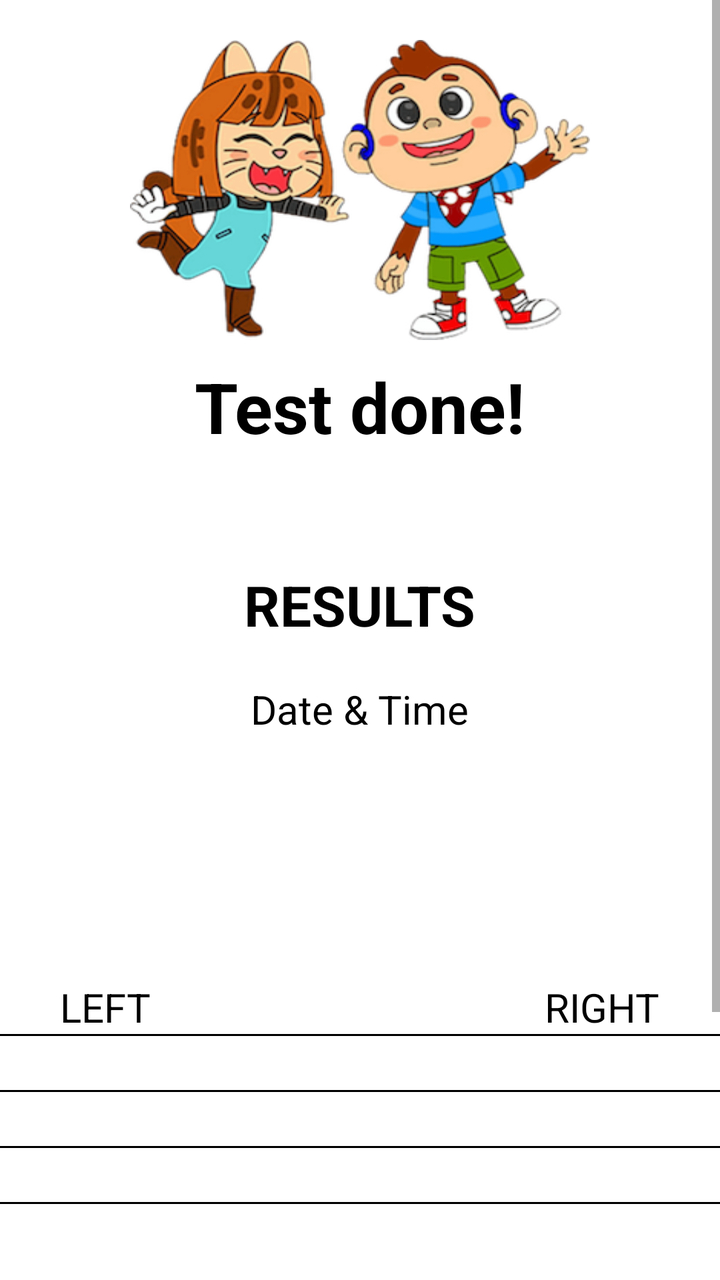
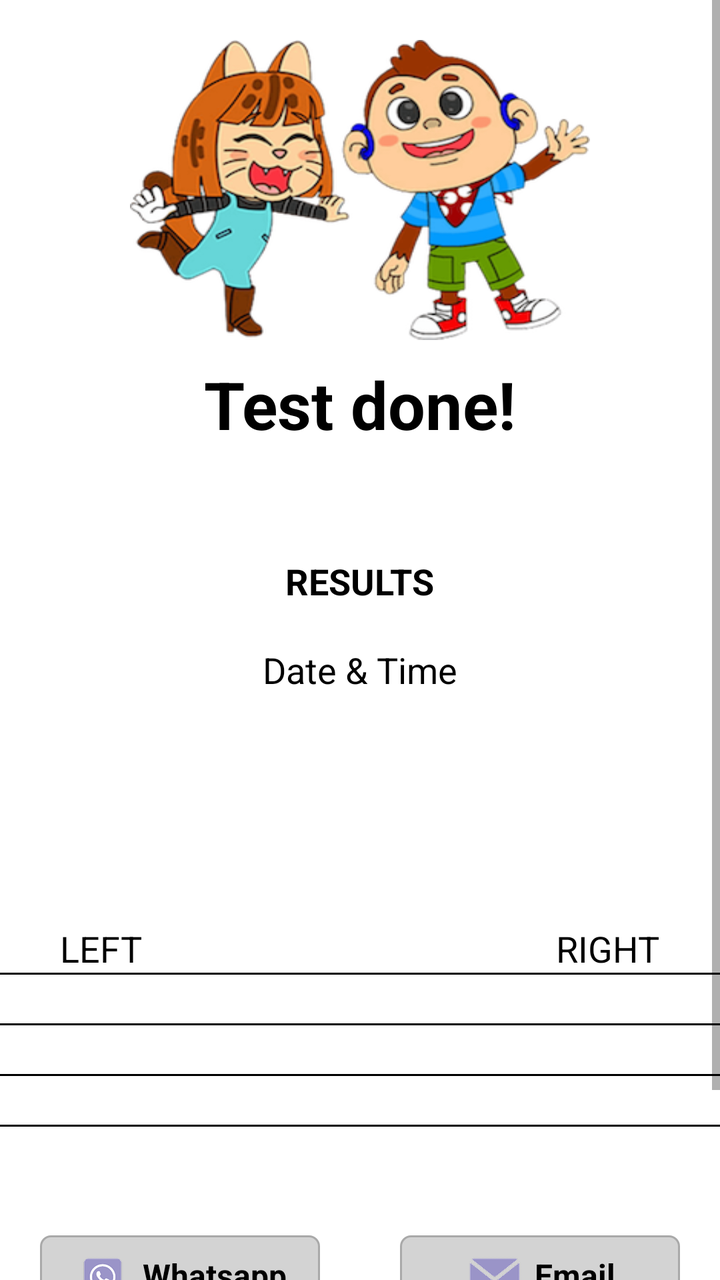

Compare the two renders of this Android layout. The source of the first and the diff that turns it into the second are given below.
<!-- AndroidManifest.xml: application theme Theme.IAhead -->
<!-- res/layout/activity_resultpage.xml -->
<?xml version="1.0" encoding="utf-8"?>
<LinearLayout xmlns:android="http://schemas.android.com/apk/res/android"
    android:layout_width="match_parent"
    android:layout_height="match_parent"
    android:orientation="vertical">

    <ScrollView
        android:layout_width="match_parent"
        android:layout_height="match_parent">

        <LinearLayout
            android:layout_width="match_parent"
            android:layout_height="match_parent"
            android:orientation="vertical">

            <ImageView
                android:id="@+id/iv_twin"
                android:layout_marginTop="20dp"
                android:layout_marginRight="40dp"
                android:layout_marginLeft="40dp"
                android:background="@drawable/twin"
                android:layout_width="230dp"
                android:layout_gravity="center_horizontal"
                android:layout_height="150dp"/>

            <TextView
                android:layout_gravity="center_horizontal"
                android:layout_marginBottom="10dp"
                android:layout_marginTop="10dp"
                android:textStyle="bold"
                android:layout_width="wrap_content"
                android:layout_height="wrap_content"
                android:text="Test done!"
                android:textSize="35dp"
                android:textColor="@color/black"/>

            <TextView
                android:id="@+id/tv_id"
                android:layout_gravity="center_horizontal"
                android:layout_marginBottom="10dp"
                android:textStyle="bold"
                android:layout_width="wrap_content"
                android:layout_height="wrap_content"
                android:textSize="20dp"
                android:textColor="@color/black"/>

            <TextView
                android:layout_gravity="center_horizontal"
                android:layout_marginBottom="10dp"
                android:layout_marginTop="10dp"
                android:textStyle="bold"
                android:layout_width="wrap_content"
                android:layout_height="wrap_content"
                android:text="RESULTS"
                android:textSize="28dp"
                android:textColor="@color/black"/>

            <TextView
                android:layout_gravity="center_horizontal"
                android:layout_marginTop="10dp"
                android:layout_width="wrap_content"
                android:layout_height="wrap_content"
                android:text="Date &amp; Time"
                android:textSize="20dp"
                android:textColor="@color/black"/>

            <TextView
                android:id="@+id/tv_date"
                android:layout_gravity="center_horizontal"
                android:layout_marginTop="10dp"
                android:layout_width="wrap_content"
                android:layout_height="wrap_content"
                android:text=""
                android:textSize="23dp"
                android:textColor="@color/black"/>

            <TextView
                android:visibility="gone"
                android:layout_gravity="center_horizontal"
                android:layout_marginTop="10dp"
                android:layout_width="wrap_content"
                android:layout_height="wrap_content"
                android:text="TEST LOCATION"
                android:textSize="20dp"
                android:textColor="@color/black"/>

            <TextView
                android:id="@+id/tv_location"
                android:layout_gravity="center_horizontal"
                android:layout_marginTop="10dp"
                android:layout_width="wrap_content"
                android:layout_height="wrap_content"
                android:text=""
                android:textSize="23dp"
                android:textColor="@color/black"/>

            <TextView
                android:visibility="gone"
                android:layout_gravity="center_horizontal"
                android:layout_marginTop="10dp"
                android:layout_width="wrap_content"
                android:layout_height="wrap_content"
                android:text="SCREENING LEVEL"
                android:textSize="20dp"
                android:textColor="@color/black"/>

            <TextView
                android:id="@+id/tv_screening"
                android:layout_gravity="center_horizontal"
                android:layout_marginTop="10dp"
                android:layout_width="wrap_content"
                android:layout_height="wrap_content"
                android:text=""
                android:textSize="23dp"
                android:textColor="@color/black"/>

            <LinearLayout
                android:orientation="horizontal"
                android:layout_width="match_parent"
                android:layout_height="wrap_content"
                android:weightSum="2">

                <RelativeLayout
                    android:layout_weight="1"
                    android:layout_width="0dp"
                    android:layout_height="wrap_content">

                    <TextView
                        android:id="@+id/tv1"
                        android:layout_marginLeft="30dp"
                        android:layout_width="wrap_content"
                        android:layout_height="wrap_content"
                        android:text="LEFT"
                        android:textSize="20dp"
                        android:textColor="@color/black"/>

                    <View
                        android:id="@+id/view1"
                        android:layout_below="@+id/tv1"
                        android:layout_width="match_parent"
                        android:layout_height="1dp"
                        android:background="@color/black"/>

                    <TextView
                        android:layout_below="@+id/view1"
                        android:layout_marginLeft="30dp"
                        android:id="@+id/tv500left"
                        android:layout_width="wrap_content"
                        android:layout_height="wrap_content"
                        android:text=""
                        android:textSize="20dp"
                        android:textColor="@color/black"/>

                    <View
                        android:id="@+id/view11"
                        android:layout_below="@+id/tv500left"
                        android:layout_width="match_parent"
                        android:layout_height="1dp"
                        android:background="@color/black"/>

                    <TextView
                        android:layout_marginLeft="30dp"
                        android:layout_below="@+id/view11"
                        android:id="@+id/tv1000left"
                        android:layout_width="wrap_content"
                        android:layout_height="wrap_content"
                        android:text=""
                        android:textSize="20dp"
                        android:textColor="@color/black"/>

                    <View
                        android:id="@+id/view12"
                        android:layout_below="@+id/tv1000left"
                        android:layout_width="match_parent"
                        android:layout_height="1dp"
                        android:background="@color/black"/>

                    <TextView
                        android:layout_marginLeft="30dp"
                        android:layout_below="@+id/view12"
                        android:id="@+id/tv2000left"
                        android:layout_width="wrap_content"
                        android:layout_height="wrap_content"
                        android:text=""
                        android:textSize="20dp"
                        android:textColor="@color/black"/>

                    <View
                        android:id="@+id/view13"
                        android:layout_below="@+id/tv2000left"
                        android:layout_width="match_parent"
                        android:layout_height="1dp"
                        android:background="@color/black"/>

                    <TextView
                        android:layout_marginLeft="30dp"
                        android:layout_below="@+id/view13"
                        android:id="@+id/tv4000left"
                        android:layout_width="wrap_content"
                        android:layout_height="wrap_content"
                        android:text=""
                        android:textSize="20dp"
                        android:textColor="@color/black"/>

                </RelativeLayout>

                <RelativeLayout
                    android:layout_weight="1"
                    android:layout_width="0dp"
                    android:layout_height="wrap_content">

                    <TextView
                        android:layout_alignParentRight="true"
                        android:id="@+id/tv2"
                        android:layout_marginRight="30dp"
                        android:layout_width="wrap_content"
                        android:layout_height="wrap_content"
                        android:text="RIGHT"
                        android:textSize="20dp"
                        android:textColor="@color/black"/>

                    <View
                        android:id="@+id/view2"
                        android:layout_below="@+id/tv2"
                        android:layout_width="match_parent"
                        android:layout_height="1dp"
                        android:background="@color/black"/>

                    <TextView
                        android:layout_alignParentRight="true"
                        android:layout_below="@+id/view2"
                        android:layout_marginRight="30dp"
                        android:id="@+id/tv500right"
                        android:layout_width="wrap_content"
                        android:layout_height="wrap_content"
                        android:text=""
                        android:textSize="20dp"
                        android:textColor="@color/black"/>

                    <View
                        android:id="@+id/view21"
                        android:layout_below="@+id/tv500right"
                        android:layout_width="match_parent"
                        android:layout_height="1dp"
                        android:background="@color/black"/>

                    <TextView
                        android:layout_alignParentRight="true"
                        android:layout_marginRight="30dp"
                        android:layout_below="@+id/view21"
                        android:id="@+id/tv1000right"
                        android:layout_width="wrap_content"
                        android:layout_height="wrap_content"
                        android:text=""
                        android:textSize="20dp"
                        android:textColor="@color/black"/>

                    <View
                        android:id="@+id/view22"
                        android:layout_below="@+id/tv1000right"
                        android:layout_width="match_parent"
                        android:layout_height="1dp"
                        android:background="@color/black"/>

                    <TextView
                        android:layout_alignParentRight="true"
                        android:layout_marginRight="30dp"
                        android:layout_below="@+id/view22"
                        android:id="@+id/tv2000right"
                        android:layout_width="wrap_content"
                        android:layout_height="wrap_content"
                        android:text=""
                        android:textSize="20dp"
                        android:textColor="@color/black"/>

                    <View
                        android:id="@+id/view23"
                        android:layout_below="@+id/tv2000right"
                        android:layout_width="match_parent"
                        android:layout_height="1dp"
                        android:background="@color/black"/>

                    <TextView
                        android:layout_alignParentRight="true"
                        android:layout_marginRight="30dp"
                        android:layout_below="@+id/view23"
                        android:id="@+id/tv4000right"
                        android:layout_width="wrap_content"
                        android:layout_height="wrap_content"
                        android:text=""
                        android:textSize="20dp"
                        android:textColor="@color/black"/>

                </RelativeLayout>

            </LinearLayout>

            <LinearLayout
                android:weightSum="2"
                android:layout_marginTop="30dp"
                android:layout_marginBottom="20dp"
                android:layout_alignParentBottom="true"
                android:orientation="horizontal"
                android:layout_width="match_parent"
                android:layout_height="wrap_content">

                <LinearLayout
                    android:id="@+id/ll_whatsapp"
                    android:padding="5dp"
                    android:layout_marginRight="20dp"
                    android:layout_marginLeft="20dp"
                    android:background="@drawable/et_grey"
                    android:gravity="center_horizontal"
                    android:layout_weight="1"
                    android:layout_width="0dp"
                    android:layout_height="wrap_content">

                    <ImageView
                        android:background="@drawable/whatsapp_icon"
                        android:layout_width="30dp"
                        android:layout_height="30dp"/>

                    <TextView
                        android:layout_gravity="center_vertical"
                        android:layout_marginLeft="5dp"
                        android:id="@+id/tv_repeat"
                        android:layout_width="wrap_content"
                        android:layout_height="wrap_content"
                        android:text="Whatsapp"
                        android:textSize="16dp"
                        android:textStyle="bold"
                        android:textColor="@color/black"/>
                </LinearLayout>

                <LinearLayout
                    android:id="@+id/ll_email"
                    android:padding="5dp"
                    android:layout_marginRight="20dp"
                    android:layout_marginLeft="20dp"
                    android:background="@drawable/et_grey"
                    android:gravity="center_horizontal"
                    android:layout_weight="1"
                    android:layout_width="0dp"
                    android:layout_height="wrap_content">

                    <ImageView
                        android:background="@drawable/email_icon"
                        android:layout_width="30dp"
                        android:layout_height="30dp"/>

                    <TextView
                        android:layout_gravity="center_vertical"
                        android:layout_marginLeft="5dp"
                        android:id="@+id/tv_proceed"
                        android:layout_width="wrap_content"
                        android:layout_height="wrap_content"
                        android:text="Email"
                        android:textSize="16dp"
                        android:textStyle="bold"
                        android:layout_centerHorizontal="true"
                        android:textColor="@color/black"/>
                </LinearLayout>
            </LinearLayout>

            <LinearLayout
                android:id="@+id/ll_home"
                android:layout_marginTop="30dp"
                android:layout_gravity="center_horizontal"
                android:layout_width="wrap_content"
                android:layout_height="wrap_content"
                android:background="@color/dark_grey"
                android:orientation="horizontal">

                <TextView
                    android:layout_marginRight="50dp"
                    android:layout_marginLeft="50dp"
                    android:layout_marginBottom="10dp"
                    android:layout_marginTop="10dp"
                    android:textStyle="bold"
                    android:layout_width="wrap_content"
                    android:layout_height="wrap_content"
                    android:text="Home"
                    android:textSize="30dp"
                    android:textColor="@color/white"/>
            </LinearLayout>

        </LinearLayout>
    </ScrollView>
</LinearLayout>
<!-- resources referenced by this layout -->
<resources>
  <color name="black">#FF000000</color>
  <color name="dark_grey">#71797E</color>
  <color name="white">#FFFFFFFF</color>
  <!-- drawable email_icon: png bitmap (drawable, 8034 bytes) -->
  <!-- drawable et_grey (drawable) -->
  <?xml version="1.0" encoding="utf-8"?>
  <shape xmlns:android="http://schemas.android.com/apk/res/android"
      android:shape="rectangle"
      android:padding="10dp">
  
      <solid android:color="@color/light_grey" />
      <corners
          android:bottomRightRadius="5dp"
          android:bottomLeftRadius="5dp"
          android:topLeftRadius="5dp"
          android:topRightRadius="5dp" />
      <stroke
          android:color="@color/grey"
          android:width="1dp"/>
  </shape>
  <!-- drawable twin: png bitmap (drawable, 100484 bytes) -->
  <!-- drawable whatsapp_icon: png bitmap (drawable, 8953 bytes) -->
  <style name="Theme.IAhead" parent="Theme.MaterialComponents.DayNight.NoActionBar">
          
          <item name="colorPrimary">@color/purple_500</item>
          <item name="colorPrimaryVariant">@color/purple_700</item>
          <item name="colorOnPrimary">@color/white</item>
          
          <item name="colorSecondary">@color/teal_200</item>
          <item name="colorSecondaryVariant">@color/teal_700</item>
          <item name="colorOnSecondary">@color/black</item>
          
          <item name="android:statusBarColor">?attr/colorPrimaryVariant</item>
          
      </style>
  <color name="light_grey">#D3D3D3</color>
  <color name="grey">#A9A9A9</color>
  <color name="purple_500">#FF6200EE</color>
  <color name="purple_700">#FF3700B3</color>
  <color name="teal_200">#FF03DAC5</color>
  <color name="teal_700">#FF018786</color>
</resources>

<!-- the commit's change to res/layout/activity_resultpage.xml (unified diff, before → after) -->
@@ -31,7 +31,7 @@
                 android:layout_width="wrap_content"
                 android:layout_height="wrap_content"
                 android:text="Test done!"
-                android:textSize="35dp"
+                android:textSize="33dp"
                 android:textColor="@color/black"/>
 
             <TextView
@@ -41,7 +41,7 @@
                 android:textStyle="bold"
                 android:layout_width="wrap_content"
                 android:layout_height="wrap_content"
-                android:textSize="20dp"
+                android:textSize="18dp"
                 android:textColor="@color/black"/>
 
             <TextView
@@ -52,7 +52,7 @@
                 android:layout_width="wrap_content"
                 android:layout_height="wrap_content"
                 android:text="RESULTS"
-                android:textSize="28dp"
+                android:textSize="18dp"
                 android:textColor="@color/black"/>
 
             <TextView
@@ -61,7 +61,7 @@
                 android:layout_width="wrap_content"
                 android:layout_height="wrap_content"
                 android:text="Date &amp; Time"
-                android:textSize="20dp"
+                android:textSize="18dp"
                 android:textColor="@color/black"/>
 
             <TextView
@@ -71,7 +71,7 @@
                 android:layout_width="wrap_content"
                 android:layout_height="wrap_content"
                 android:text=""
-                android:textSize="23dp"
+                android:textSize="21dp"
                 android:textColor="@color/black"/>
 
             <TextView
@@ -81,7 +81,7 @@
                 android:layout_width="wrap_content"
                 android:layout_height="wrap_content"
                 android:text="TEST LOCATION"
-                android:textSize="20dp"
+                android:textSize="18dp"
                 android:textColor="@color/black"/>
 
             <TextView
@@ -91,7 +91,7 @@
                 android:layout_width="wrap_content"
                 android:layout_height="wrap_content"
                 android:text=""
-                android:textSize="23dp"
+                android:textSize="21dp"
                 android:textColor="@color/black"/>
 
             <TextView
@@ -101,7 +101,7 @@
                 android:layout_width="wrap_content"
                 android:layout_height="wrap_content"
                 android:text="SCREENING LEVEL"
-                android:textSize="20dp"
+                android:textSize="18dp"
                 android:textColor="@color/black"/>
 
             <TextView
@@ -111,7 +111,7 @@
                 android:layout_width="wrap_content"
                 android:layout_height="wrap_content"
                 android:text=""
-                android:textSize="23dp"
+                android:textSize="21dp"
                 android:textColor="@color/black"/>
 
             <LinearLayout
@@ -131,7 +131,7 @@
                         android:layout_width="wrap_content"
                         android:layout_height="wrap_content"
                         android:text="LEFT"
-                        android:textSize="20dp"
+                        android:textSize="18dp"
                         android:textColor="@color/black"/>
 
                     <View
@@ -148,7 +148,7 @@
                         android:layout_width="wrap_content"
                         android:layout_height="wrap_content"
                         android:text=""
-                        android:textSize="20dp"
+                        android:textSize="18dp"
                         android:textColor="@color/black"/>
 
                     <View
@@ -165,7 +165,7 @@
                         android:layout_width="wrap_content"
                         android:layout_height="wrap_content"
                         android:text=""
-                        android:textSize="20dp"
+                        android:textSize="18dp"
                         android:textColor="@color/black"/>
 
                     <View
@@ -182,7 +182,7 @@
                         android:layout_width="wrap_content"
                         android:layout_height="wrap_content"
                         android:text=""
-                        android:textSize="20dp"
+                        android:textSize="18dp"
                         android:textColor="@color/black"/>
 
                     <View
@@ -199,7 +199,7 @@
                         android:layout_width="wrap_content"
                         android:layout_height="wrap_content"
                         android:text=""
-                        android:textSize="20dp"
+                        android:textSize="18dp"
                         android:textColor="@color/black"/>
 
                 </RelativeLayout>
@@ -216,7 +216,7 @@
                         android:layout_width="wrap_content"
                         android:layout_height="wrap_content"
                         android:text="RIGHT"
-                        android:textSize="20dp"
+                        android:textSize="18dp"
                         android:textColor="@color/black"/>
 
                     <View
@@ -234,7 +234,7 @@
                         android:layout_width="wrap_content"
                         android:layout_height="wrap_content"
                         android:text=""
-                        android:textSize="20dp"
+                        android:textSize="18dp"
                         android:textColor="@color/black"/>
 
                     <View
@@ -252,7 +252,7 @@
                         android:layout_width="wrap_content"
                         android:layout_height="wrap_content"
                         android:text=""
-                        android:textSize="20dp"
+                        android:textSize="18dp"
                         android:textColor="@color/black"/>
 
                     <View
@@ -270,7 +270,7 @@
                         android:layout_width="wrap_content"
                         android:layout_height="wrap_content"
                         android:text=""
-                        android:textSize="20dp"
+                        android:textSize="18dp"
                         android:textColor="@color/black"/>
 
                     <View
@@ -288,7 +288,7 @@
                         android:layout_width="wrap_content"
                         android:layout_height="wrap_content"
                         android:text=""
-                        android:textSize="20dp"
+                        android:textSize="18dp"
                         android:textColor="@color/black"/>
 
                 </RelativeLayout>
@@ -364,7 +364,7 @@
 
             <LinearLayout
                 android:id="@+id/ll_home"
-                android:layout_marginTop="30dp"
+                android:layout_marginTop="20dp"
                 android:layout_gravity="center_horizontal"
                 android:layout_width="wrap_content"
                 android:layout_height="wrap_content"
@@ -380,7 +380,7 @@
                     android:layout_width="wrap_content"
                     android:layout_height="wrap_content"
                     android:text="Home"
-                    android:textSize="30dp"
+                    android:textSize="25dp"
                     android:textColor="@color/white"/>
             </LinearLayout>
 
